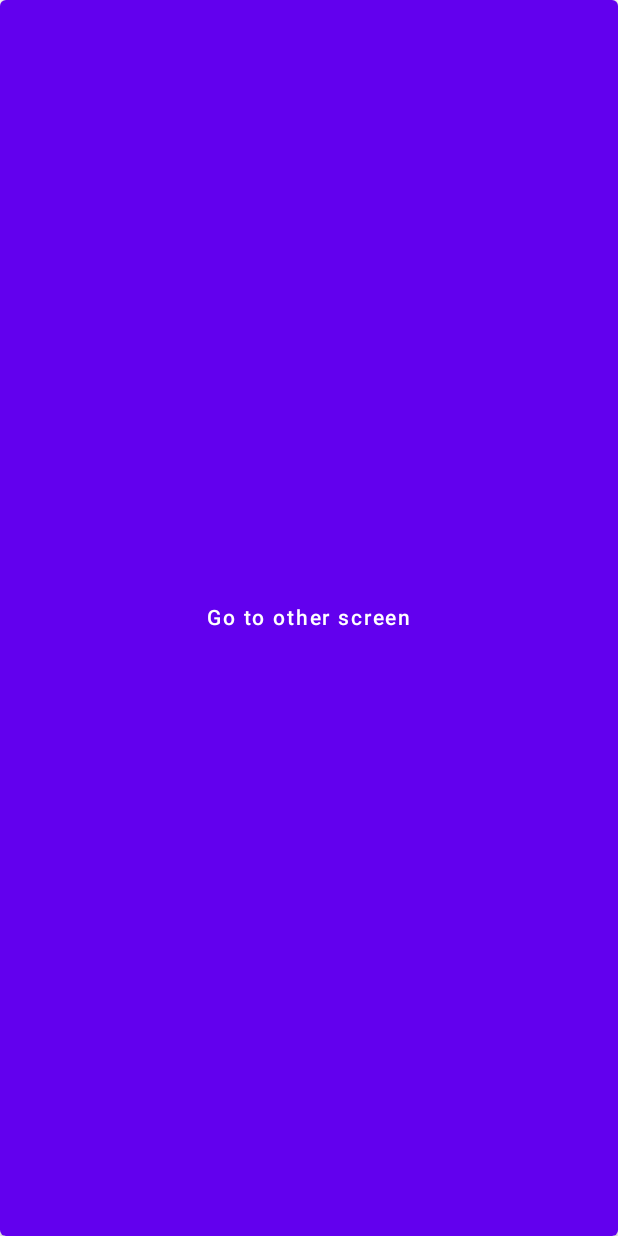
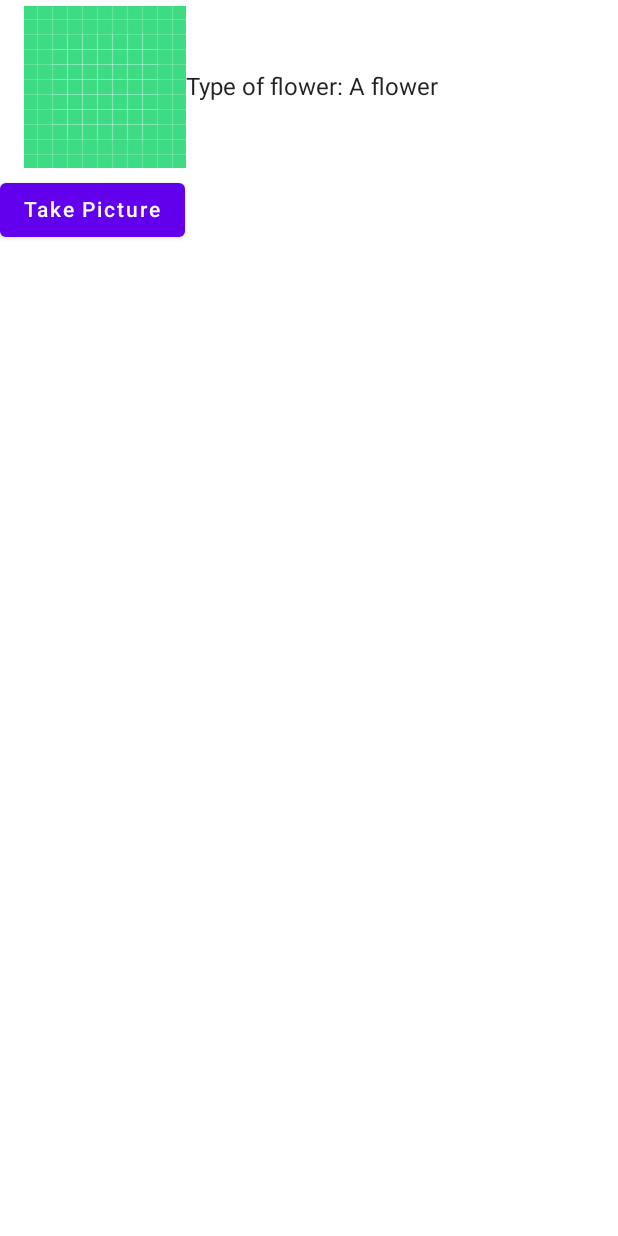
Before and after one commit to chondosha1234/FlowerFinder, an Android app built with Jetpack Compose: the PhotoListScreen screen opened through its navigation route, on a phone screen of 412 x 824 dp. Before the commit the screen is almost empty. Run offline under Robolectric (Android 15) with nearby library versions, the phone set to English and light mode, and no system bars; our stand-ins replace Room's generated code.

Commit message:
added roomdatabase and dao structures, repository file and updated flowerentry data class

```diff
--- /dev/null
+++ b/app/src/main/java/com/chondosha/flowerfinder/FlowerRepository.kt
@@ -0,0 +1,4 @@
+package com.chondosha.flowerfinder
+
+class FlowerRepository {
+}
--- /dev/null
+++ b/app/src/main/java/com/chondosha/flowerfinder/model/FlowerEntry.kt
@@ -0,0 +1,14 @@
+package com.chondosha.flowerfinder.model
+
+import androidx.room.Entity
+import androidx.room.PrimaryKey
+import java.util.*
+
+@Entity
+data class FlowerEntry(
+    @PrimaryKey val id: UUID,
+    val label: String,
+    val date: Date,
+    val wiki:String? = null,
+    val photoFileName:String? = null
+)
--- a/app/src/main/java/com/chondosha/flowerfinder/model/PhotoEntry.kt
+++ /dev/null
@@ -1,5 +0,0 @@
-package com.chondosha.flowerfinder.model
-
-data class PhotoEntry(
-    val label: String
-)
--- /dev/null
+++ b/app/src/main/java/com/chondosha/flowerfinder/ui/FlowerEntryCell.kt
@@ -0,0 +1,38 @@
+package com.chondosha.flowerfinder.ui
+
+import androidx.compose.foundation.Image
+import androidx.compose.foundation.clickable
+import androidx.compose.foundation.layout.Row
+import androidx.compose.foundation.layout.padding
+import androidx.compose.material.Text
+import androidx.compose.runtime.Composable
+import androidx.compose.ui.Alignment
+import androidx.compose.ui.Modifier
+import androidx.compose.ui.res.painterResource
+import androidx.compose.ui.res.stringResource
+import androidx.compose.ui.unit.dp
+import com.chondosha.flowerfinder.R
+import com.chondosha.flowerfinder.model.FlowerEntry
+
+@Composable
+fun PhotoEntryCell(
+    flowerEntry: FlowerEntry,
+    modifier: Modifier = Modifier,
+    onClickEntry: () -> Unit
+) {
+    Row(
+        verticalAlignment = Alignment.CenterVertically,
+        modifier = modifier
+            .clickable { onClickEntry() }
+            .padding(vertical = 4.dp, horizontal = 16.dp)
+    ) {
+        //change this image
+        Image(
+            painter = painterResource(R.drawable.ic_launcher_background),
+            contentDescription = null
+        )
+        Text(
+            text = stringResource(R.string.flower_label, flowerEntry.label)
+        )
+    }
+}
--- /dev/null
+++ b/app/src/main/java/com/chondosha/flowerfinder/ui/FlowerListScreen.kt
@@ -0,0 +1,59 @@
+package com.chondosha.flowerfinder.ui
+
+import androidx.compose.foundation.layout.Column
+import androidx.compose.foundation.lazy.LazyColumn
+import androidx.compose.material.Button
+import androidx.compose.material.Text
+import androidx.compose.runtime.Composable
+import androidx.compose.ui.Modifier
+import com.chondosha.flowerfinder.model.FlowerEntry
+import java.util.*
+
+@Composable
+fun PhotoListScreen(
+    modifier: Modifier = Modifier,
+    onNavigateToDetail: () -> Unit
+) {
+    Column {
+        PhotoList(
+            onNavigateToDetail = onNavigateToDetail
+        )
+
+        takePictureButton()
+    }
+
+}
+
+
+@Composable
+fun PhotoList(
+    modifier: Modifier = Modifier,
+    onNavigateToDetail: () -> Unit
+) {
+    LazyColumn(
+        modifier = modifier
+    ) {
+        item {
+            PhotoEntryCell(
+                flowerEntry = FlowerEntry(
+                    id = UUID.randomUUID(),
+                    label = "A flower",
+                    date = Date()
+                )
+            ) {
+                onNavigateToDetail()
+            }
+        }
+    }
+}
+
+@Composable
+fun takePictureButton(
+    modifier: Modifier = Modifier
+) {
+    Button(
+        onClick = { /*TODO*/ }
+    ) {
+        Text(text = "Take Picture")
+    }
+}
--- a/app/src/main/java/com/chondosha/flowerfinder/ui/PhotoListScreen.kt
+++ /dev/null
@@ -1,18 +0,0 @@
-package com.chondosha.flowerfinder.ui
-
-import androidx.compose.material.Button
-import androidx.compose.material.Text
-import androidx.compose.runtime.Composable
-import androidx.compose.ui.Modifier
-
-@Composable
-fun PhotoListScreen(
-    modifier: Modifier = Modifier,
-    onNavigateToDetail: () -> Unit
-) {
-    Button(
-        onClick = { onNavigateToDetail() }
-    ) {
-        Text(text = "Go to other screen")
-    }
-}
--- a/app/src/main/res/values/strings.xml
+++ b/app/src/main/res/values/strings.xml
@@ -1,3 +1,6 @@
 <resources>
     <string name="app_name">FlowerFinder</string>
+
+    <string name="flower_label">Type of flower: %1$s </string>
+
 </resources>
--- a/build.gradle
+++ b/build.gradle
@@ -8,4 +8,5 @@ plugins {
     id 'com.android.application' version '7.4.2' apply false
     id 'com.android.library' version '7.4.2' apply false
     id 'org.jetbrains.kotlin.android' version '1.8.10' apply false
+    id 'org.jetbrains.kotlin.kapt' version '1.6.10' apply false
 }
```
Also changed, not shown: app/build.gradle (+9 -0 lines), app/src/main/java/com/chondosha/flowerfinder/model/database/FlowerDao.kt (added, +25 -0 lines), app/src/main/java/com/chondosha/flowerfinder/model/database/FlowerDatabase.kt (added, +12 -0 lines), app/src/main/java/com/chondosha/flowerfinder/model/database/FlowerTypeConverters.kt (added, +17 -0 lines), app/src/main/java/com/chondosha/flowerfinder/ui/FlowerDetailScreen.kt (renamed from app/src/main/java/com/chondosha/flowerfinder/ui/PhotoDetailScreen.kt).
